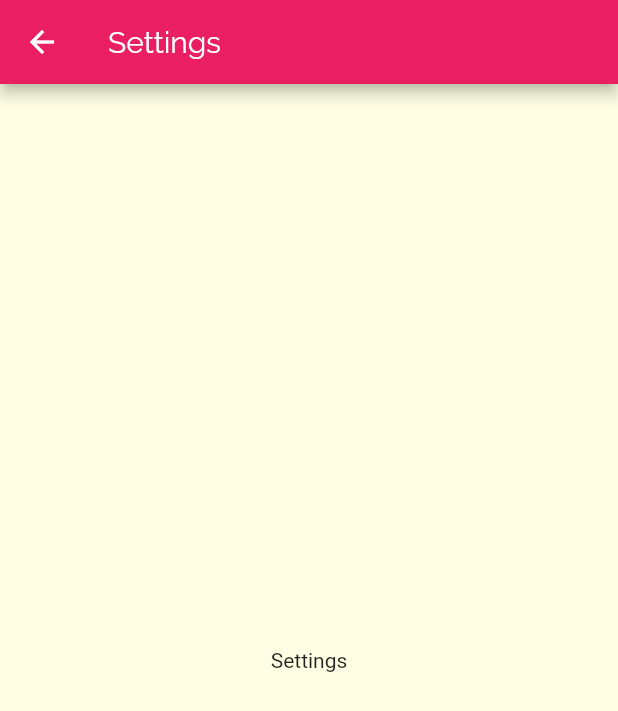
After one commit to matheus-paulino/lets-cook, a Flutter app: the SettingsScreen screen opened by its route, on a phone screen of 412 x 824 dp. The commit adds this screen. Shown: the top 711 px of the screen. Run offline on Flutter 3.47's test engine with Material 2 defaults, Android fonts, the phone set to English and light mode, and no system bars.

Commit message:
navigate to settings screen

```diff
--- a/lib/main.dart
+++ b/lib/main.dart
@@ -1,5 +1,6 @@
 import 'package:flutter/material.dart';
 
+import 'screens/settings_screen.dart';
 import 'screens/tabs_screen.dart';
 import 'screens/categories_meals_screen.dart';
 import 'utils/app_routes.dart';
@@ -26,7 +27,8 @@ class MyApp extends StatelessWidget {
       routes: {
         AppRoutes.HOME: (_) => TabsScreen(),
         AppRoutes.CATEGORIES_MEALS: (_) => CategoriesMealsScreen(),
-        AppRoutes.MEAL_DETAIL: (_) => MealDetailSreen()
+        AppRoutes.MEAL_DETAIL: (_) => MealDetailSreen(),
+        AppRoutes.SETTINGS: (_) => SettingsScreen()
       },
       onUnknownRoute: (settings) {
         return MaterialPageRoute(
--- /dev/null
+++ b/lib/screens/settings_screen.dart
@@ -0,0 +1,17 @@
+import 'package:flutter/material.dart';
+
+class SettingsScreen extends StatelessWidget {
+  const SettingsScreen({Key key}) : super(key: key);
+
+  @override
+  Widget build(BuildContext context) {
+    return Scaffold(
+      appBar: AppBar(
+        title: Text('Settings'),
+      ),
+      body: Center(
+        child: Text('Settings'),
+      ),
+    );
+  }
+}
```
